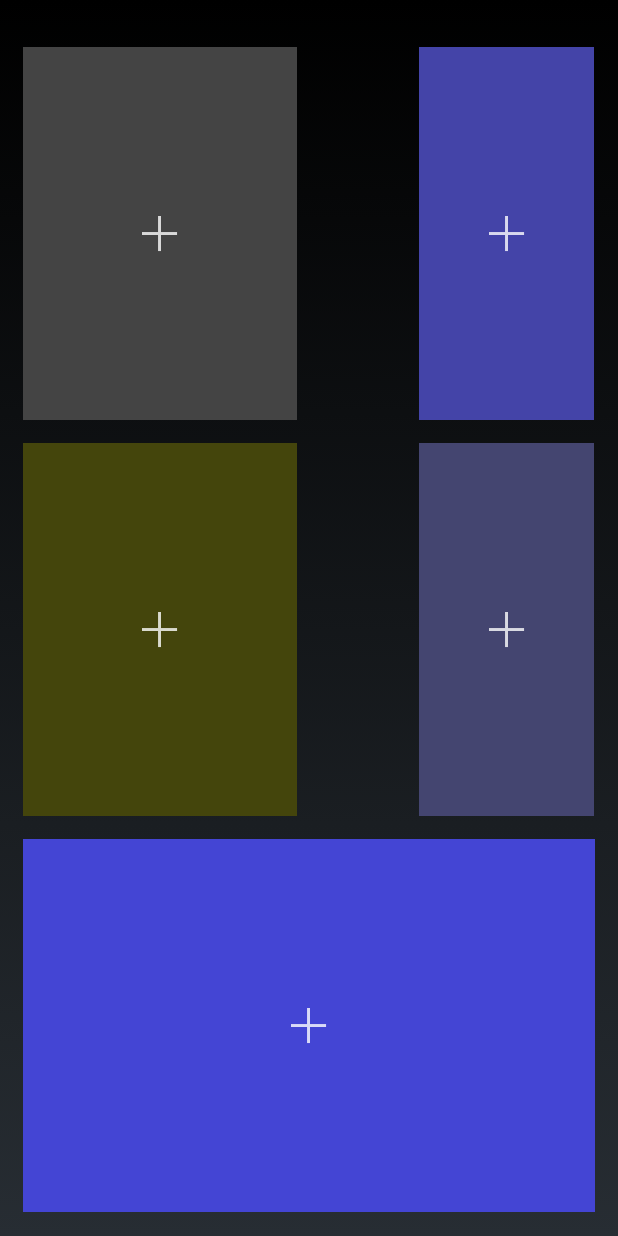
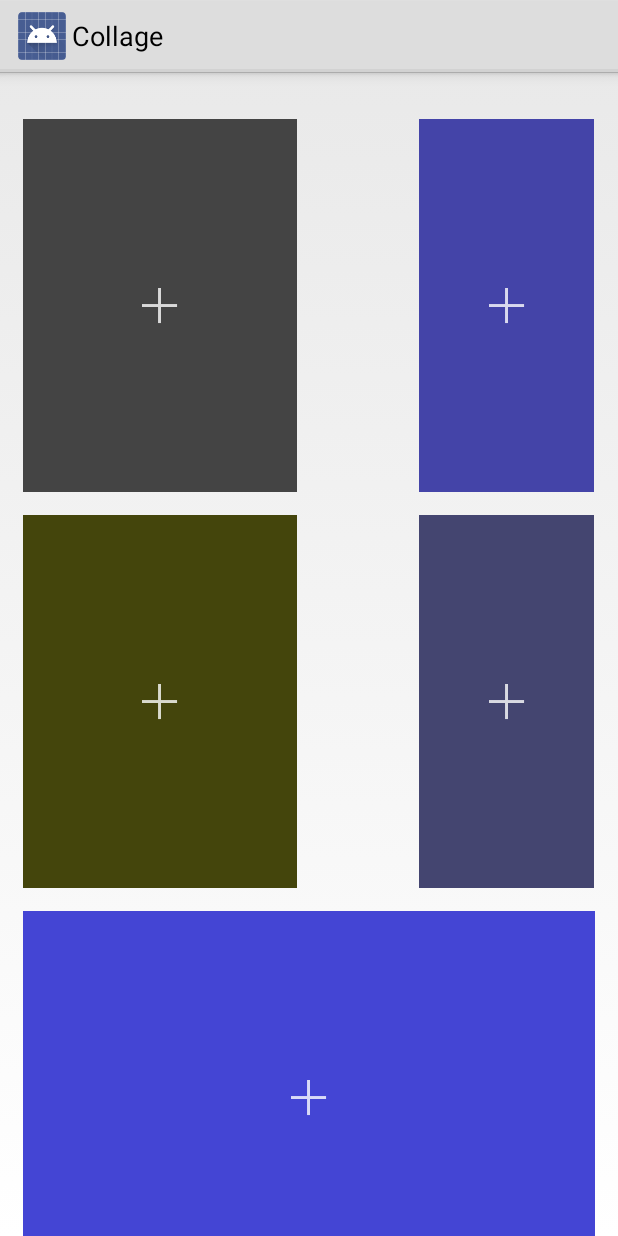
Before and after one commit to THOTARAKESH/Collage, an Android app: the screen it shows after launch (MyActivity), on a phone screen of 412 x 824 dp. Run offline under Robolectric (Android 15) with nearby library versions, the phone set to English and light mode, and no system bars; libraries missing offline, so code that uses them is left out: com.crashlytics.android; 1 statement that could not run was skipped.

```diff
--- a/app/src/main/java/com/imran/collage/ImagePickerFragment.java
+++ b/app/src/main/java/com/imran/collage/ImagePickerFragment.java
@@ -67,6 +67,7 @@ public class ImagePickerFragment extends DialogFragment {
         if (resultCode == Activity.RESULT_OK) {
             if (requestCode == GALLERY_REQUEST_CODE) {
                 mCollageView.setBitmap(getTempUri());
+                getTempFile().delete();
             }
         } else {
             dismiss();
--- a/app/src/main/java/com/imran/collage/views/CollageView.java
+++ b/app/src/main/java/com/imran/collage/views/CollageView.java
@@ -348,7 +348,7 @@ public class CollageView extends ViewGroup implements View.OnClickListener, View
             if (imageUri != null) {
                 this.imageUri = imageUri;
                 this.imageView.setImageBitmap(getBitmap(imageUri));
-                this.imageView.setScaleType(ImageView.ScaleType.CENTER_CROP);
+                //this.imageView.setScaleType(ImageView.ScaleType.CENTER_CROP);
             }
         }
     }
--- a/app/src/main/res/values/styles.xml
+++ b/app/src/main/res/values/styles.xml
@@ -1,7 +1,7 @@
 <resources>
 
     <!-- Base application theme. -->
-    <style name="AppTheme" parent="android:Theme.Holo.NoActionBar">
+    <style name="AppTheme" parent="android:Theme.Holo.Light">
         <!-- Customize your theme here. -->
     </style>
 
```
